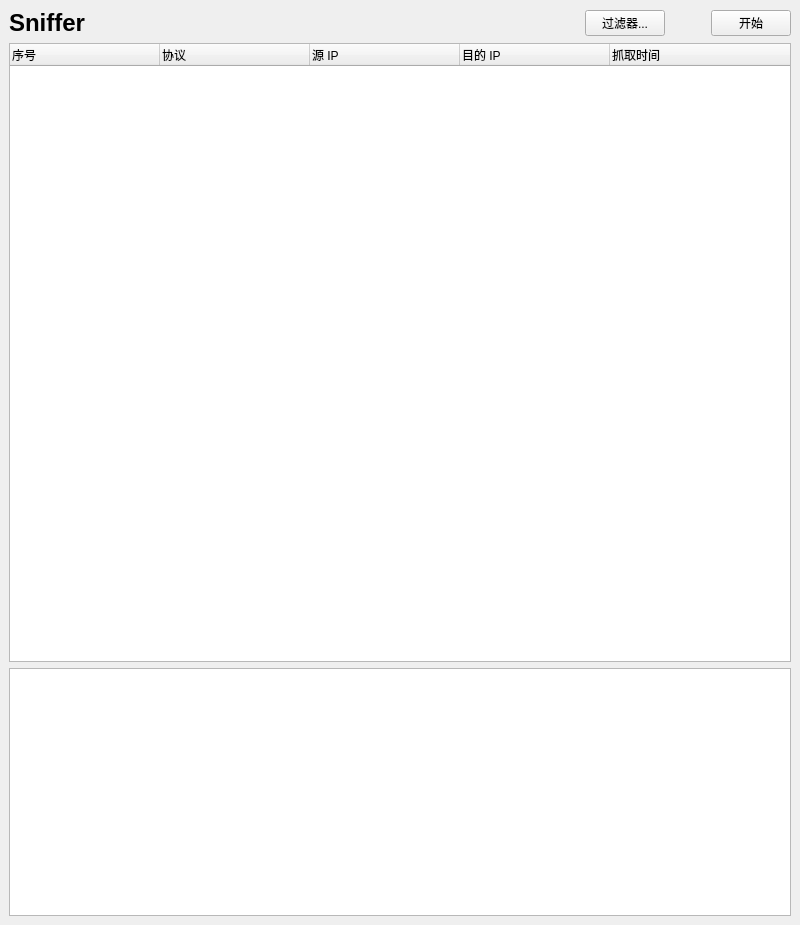
Before: the Qt Designer form src/mainwindow.ui in Paraworker/Sniffer, drawn with Qt 5.
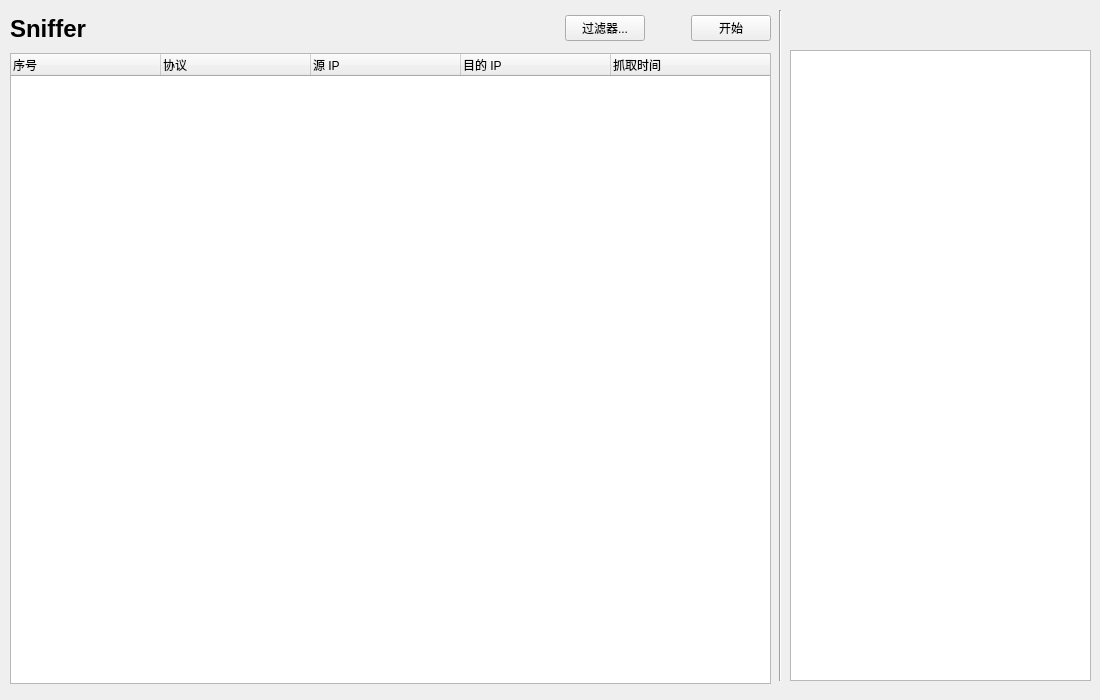
After: the same form once the commit is applied.

Commit message: Set mainwindow size 1100 * 700

```diff
--- a/src/mainwindow.ui
+++ b/src/mainwindow.ui
@@ -6,24 +6,52 @@
    <rect>
     <x>0</x>
     <y>0</y>
-    <width>800</width>
-    <height>925</height>
+    <width>1100</width>
+    <height>700</height>
    </rect>
   </property>
   <property name="minimumSize">
    <size>
-    <width>800</width>
-    <height>925</height>
+    <width>1100</width>
+    <height>700</height>
    </size>
   </property>
   <property name="windowTitle">
    <string>Sniffer</string>
   </property>
   <widget class="QWidget" name="centralwidget">
-   <layout class="QFormLayout" name="formLayout">
-    <item row="0" column="0" colspan="2">
-     <layout class="QVBoxLayout" name="verticalLayout" stretch="0,10,4">
-      <item>
+   <widget class="QListWidget" name="listWidget_detail">
+    <property name="geometry">
+     <rect>
+      <x>790</x>
+      <y>50</y>
+      <width>301</width>
+      <height>631</height>
+     </rect>
+    </property>
+   </widget>
+   <widget class="Line" name="line">
+    <property name="geometry">
+     <rect>
+      <x>770</x>
+      <y>10</y>
+      <width>20</width>
+      <height>671</height>
+     </rect>
+    </property>
+    <property name="orientation">
+     <enum>Qt::Vertical</enum>
+    </property>
+   </widget>
+   <widget class="QWidget" name="">
+    <property name="geometry">
+     <rect>
+      <x>10</x>
+      <y>10</y>
+      <width>761</width>
+      <height>37</height>
+     </rect>
+    </property>
        <layout class="QHBoxLayout" name="horizontalLayout" stretch="10,0,0,0">
         <item>
          <widget class="QLabel" name="label_title">
@@ -73,9 +101,16 @@
          </widget>
         </item>
        </layout>
-      </item>
-      <item>
+   </widget>
        <widget class="QTableWidget" name="tableWidget_list">
+    <property name="geometry">
+     <rect>
+      <x>10</x>
+      <y>53</y>
+      <width>761</width>
+      <height>631</height>
+     </rect>
+    </property>
         <property name="editTriggers">
          <set>QAbstractItemView::NoEditTriggers</set>
         </property>
@@ -150,13 +185,6 @@
          </property>
         </column>
        </widget>
-      </item>
-      <item>
-       <widget class="QListWidget" name="listWidget_detail"/>
-      </item>
-     </layout>
-    </item>
-   </layout>
   </widget>
  </widget>
  <resources/>
```
Lines whose indentation alone changed are shown as unchanged.
